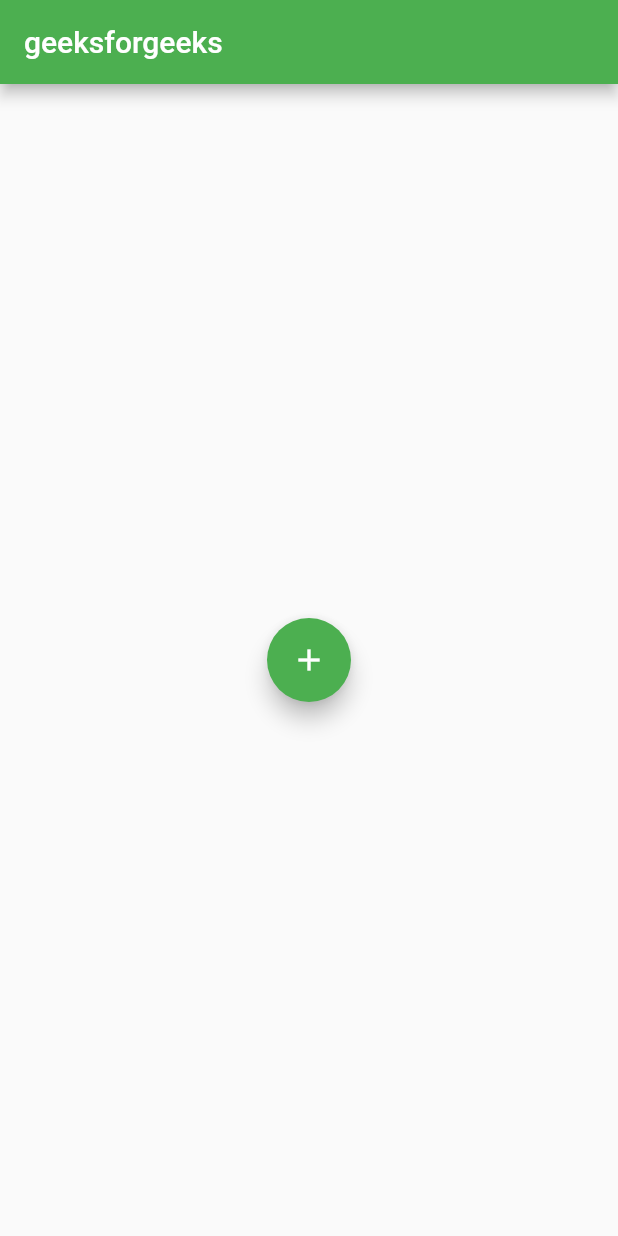
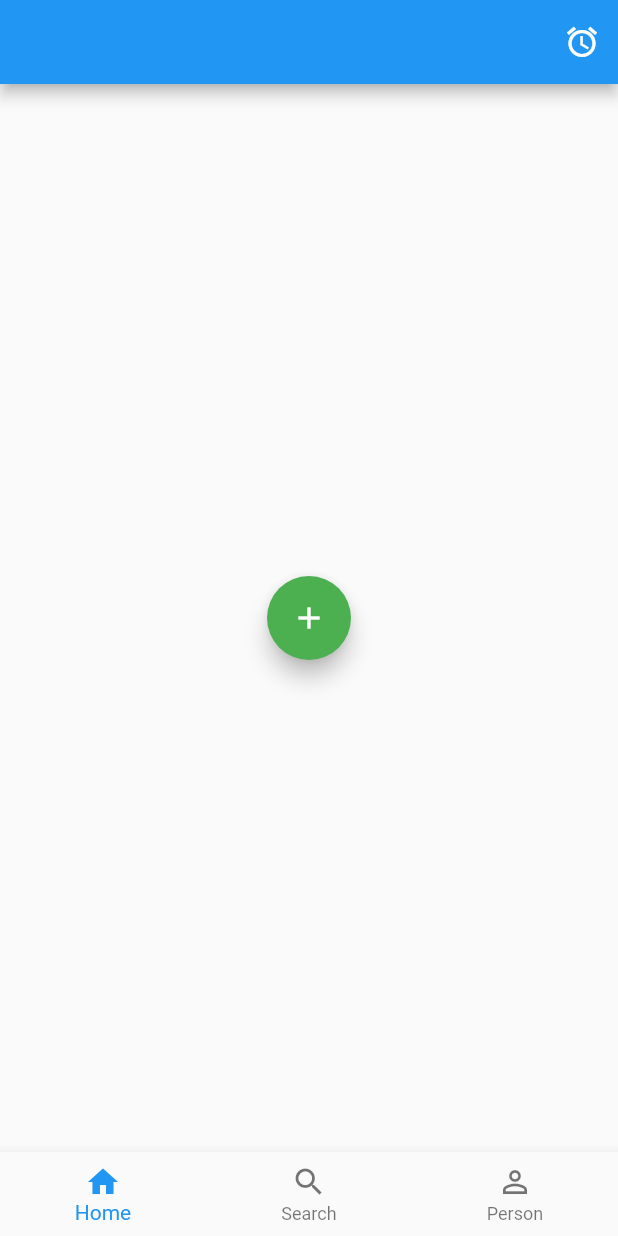
Before and after one commit to meminb/WorkInn, a Flutter app: the screen it shows after launch, after a tap on the "add" icon, on a phone screen of 412 x 824 dp. Run offline on Flutter 3.47's test engine with Material 2 defaults, Android fonts, the phone set to English and light mode, and no system bars; our stand-ins replace cloud_firestore, firebase_core; accounts and stored records are empty.

Commit message:
base app

```diff
--- /dev/null
+++ b/lib/frontend/homepage.dart
@@ -0,0 +1,26 @@
+import 'package:flutter/material.dart';
+import 'package:cloud_firestore/cloud_firestore.dart';
+import 'package:firebase_core/firebase_core.dart';
+
+class Homepage extends StatefulWidget {
+  const Homepage({Key? key}) : super(key: key);
+
+  @override
+  _HomepageState createState() => _HomepageState();
+}
+
+class _HomepageState extends State<Homepage> {
+  @override
+  Widget build(BuildContext context) {
+    return Center(
+      child: FloatingActionButton(
+        backgroundColor: Colors.green,
+        child: Icon(Icons.add),
+        onPressed: () {
+          FirebaseFirestore.instance.collection('data').add(
+              {'text': '!!!!!!!!!WORKINN ÇALIŞIYOR TEBRİKLER!!!!!!!!!!!!'});
+        },
+      ),
+    );
+  }
+}
--- a/lib/main.dart
+++ b/lib/main.dart
@@ -1,6 +1,11 @@
 import 'package:flutter/material.dart';
 import 'package:cloud_firestore/cloud_firestore.dart';
 import 'package:firebase_core/firebase_core.dart';
+import 'package:workinn/frontend/autherization-pages/signin.dart';
+import 'package:workinn/frontend/autherization-pages/signup.dart';
+import 'package:workinn/frontend/homepage.dart';
+import 'package:workinn/frontend/profile.dart';
+import 'package:workinn/frontend/statistics.dart';
 
 void main() async {
   WidgetsFlutterBinding.ensureInitialized();
@@ -14,31 +19,63 @@ class MyApp extends StatelessWidget {
   @override
   Widget build(BuildContext context) {
     return MaterialApp(
+      debugShowCheckedModeBanner: false,
       title: 'Firebase',
-      home: AddData(),
+      home: Main(),
     );
   }
 }
 
-class AddData extends StatelessWidget {
+List pages = [Homepage(), Statistics(), Profile()];
+
+int _currentIndex = 0;
+
+class Main extends StatefulWidget {
+  @override
+  State<Main> createState() => _MainState();
+}
+
+class _MainState extends State<Main> {
   @override
   Widget build(BuildContext context) {
     return Scaffold(
-      appBar: AppBar(
-        backgroundColor: Colors.green,
-        title: Text("geeksforgeeks"),
-      ),
-      body: Center(
-        child: FloatingActionButton(
-          backgroundColor: Colors.green,
-          child: Icon(Icons.add),
-          onPressed: () {
-            FirebaseFirestore.instance
-                .collection('data')
-                .add({'text': 'data added through app'});
-          },
-        ),
-      ),
+      appBar: appbar(),
+      body: pages[_currentIndex],
+      bottomNavigationBar: navigationbar(),
     );
   }
+
+  void _onItemTapped(int index) {
+    setState(() {
+      _currentIndex = index;
+    });
+  }
+
+  AppBar appbar() {
+    return AppBar(
+      actions: [
+        IconButton(
+            onPressed: () => print("hehe"), icon: Icon(Icons.access_alarm))
+      ],
+    );
+  }
+
+  Widget navigationbar() {
+    return BottomNavigationBar(
+        type: BottomNavigationBarType.fixed,
+        currentIndex: _currentIndex,
+        onTap: _onItemTapped,
+        items: [
+          BottomNavigationBarItem(
+              icon: new Icon(Icons.home),
+              label: 'Home',
+              backgroundColor: Colors.black),
+          BottomNavigationBarItem(
+            icon: new Icon(Icons.search),
+            label: 'Search',
+          ),
+          BottomNavigationBarItem(
+              icon: Icon(Icons.perm_identity), label: 'Person'),
+        ]);
+  }
 }
```
Also changed, not shown: lib/frontend/autherization-pages/signin.dart (added, +17 -0 lines), lib/frontend/autherization-pages/signup.dart (added, +17 -0 lines), lib/frontend/profile.dart (added, +26 -0 lines), lib/frontend/statistics.dart (added, +21 -0 lines).
